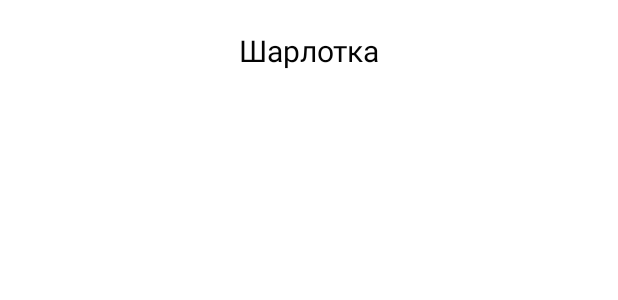
After one commit to Bronnikova98/Cooking_Timer, an Android app: the layout activity_pie.xml on its own in the app's theme, with its tools: preview values and no code run, on a phone screen of 412 x 824 dp. The commit adds this screen. Shown: the top 300 px of the screen. Run offline under Robolectric (Android 15) with nearby library versions, the phone set to English and light mode, and no system bars.

Commit message:
Add BorschActivity and PieActivity

```diff
--- /dev/null
+++ b/app/src/main/res/layout/activity_pie.xml
@@ -0,0 +1,32 @@
+<?xml version="1.0" encoding="utf-8"?>
+<androidx.constraintlayout.widget.ConstraintLayout xmlns:android="http://schemas.android.com/apk/res/android"
+    xmlns:app="http://schemas.android.com/apk/res-auto"
+    xmlns:tools="http://schemas.android.com/tools"
+    android:layout_width="match_parent"
+    android:layout_height="match_parent"
+    android:background="#FFFFFF"
+    tools:context=".PieActivity">
+
+    <ScrollView
+        android:layout_width="match_parent"
+        android:layout_height="match_parent">
+
+        <LinearLayout
+            android:layout_width="match_parent"
+            android:layout_height="wrap_content"
+            android:orientation="vertical">
+
+            <TextView
+                android:id="@+id/headerPie"
+                android:layout_width="match_parent"
+                android:layout_height="wrap_content"
+                android:layout_marginLeft="20dp"
+                android:layout_marginTop="20dp"
+                android:layout_marginRight="20dp"
+                android:gravity="center"
+                android:text="Шарлотка"
+                android:textColor="#040404"
+                android:textSize="20sp" />
+        </LinearLayout>
+    </ScrollView>
+</androidx.constraintlayout.widget.ConstraintLayout>
```
Also changed, not shown: app/src/main/AndroidManifest.xml (+7 -0 lines), app/src/main/java/com/example/cookingtimer/BorschActivity.java (added, +14 -0 lines), app/src/main/java/com/example/cookingtimer/DumplingsActivity.java (+12 -2 lines), app/src/main/java/com/example/cookingtimer/MainActivity.java (+20 -0 lines), app/src/main/java/com/example/cookingtimer/PieActivity.java (added, +14 -0 lines), app/src/main/res/layout/activity_borsch.xml (added, +32 -0 lines), app/src/main/res/layout/activity_dumplings.xml (+14 -4 lines), app/src/main/res/drawable/borshh.jpg (added), app/src/main/res/drawable/scharlotka.jpg (added).
